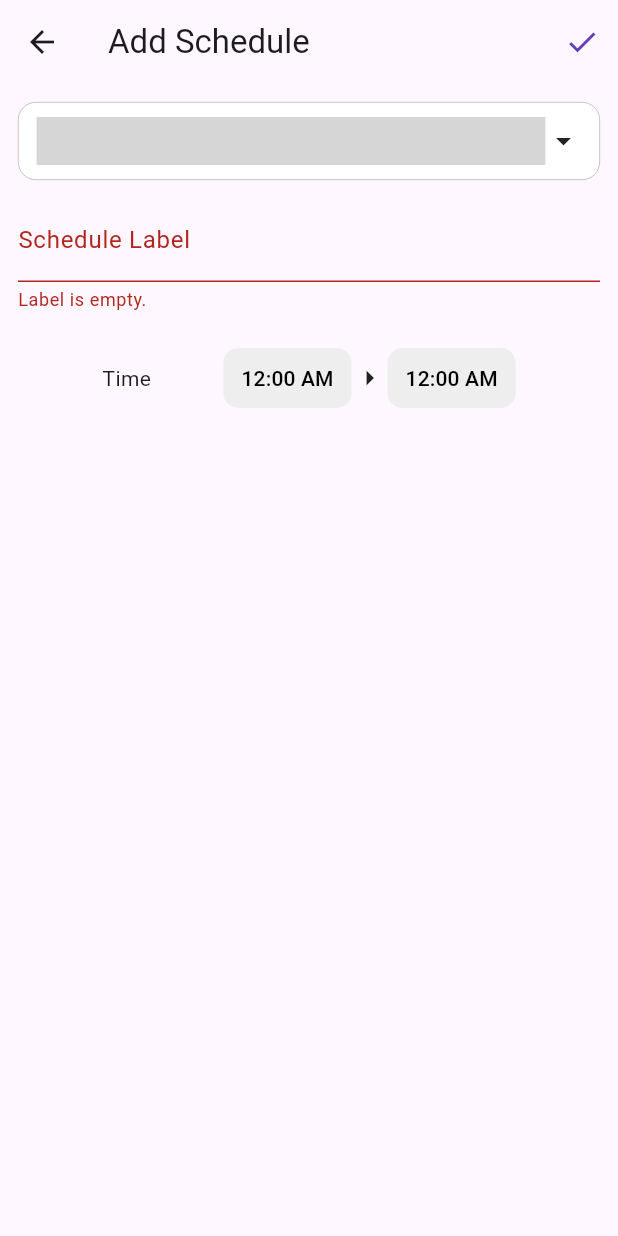
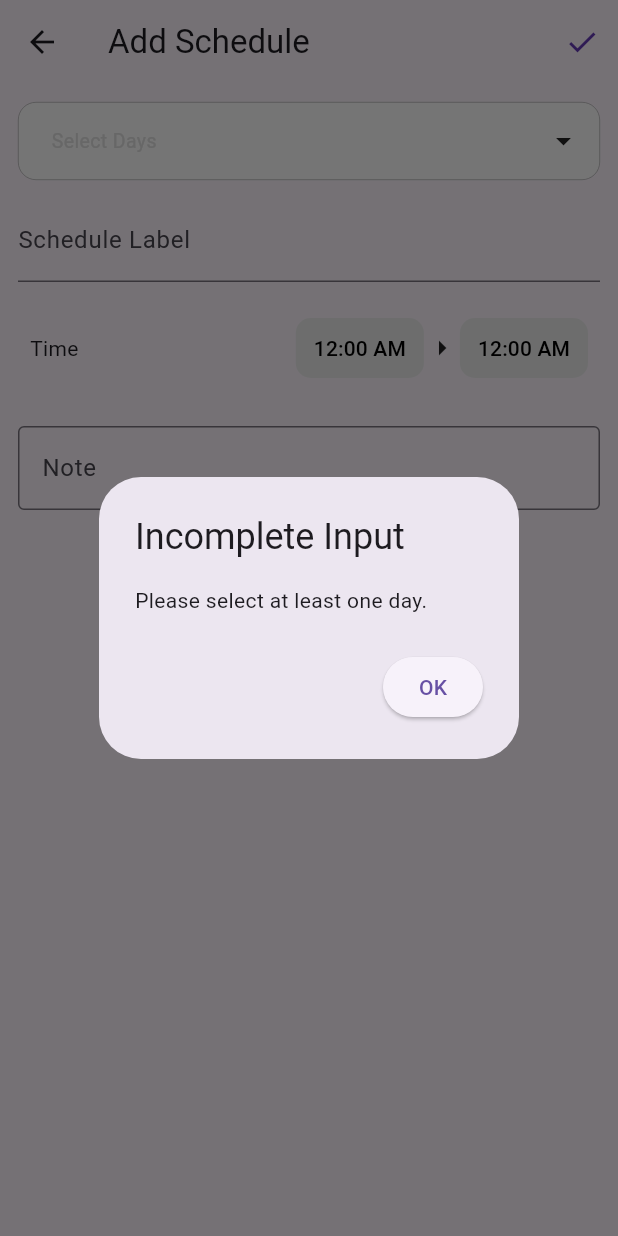
Before and after one commit to Jedddy/schedview, a Flutter app: the AddSchedulePage screen opened directly with empty values, after a tap on the "check" icon, on a phone screen of 412 x 824 dp. Run offline on Flutter 3.47's test engine with Material 3 defaults, Android fonts, the phone set to English and light mode, and no system bars; drawn by our look-alikes of multi_dropdown; our stand-ins replace hive_flutter, sqflite; accounts and stored records are empty; grey boxes are pictures that could not be loaded.

Commit message:
feat: add schedule notes

```diff
--- a/lib/models/group.dart
+++ b/lib/models/group.dart
@@ -23,18 +23,18 @@ class Group {
 void insertGroup(String name) async {
   final db = await DBHelper.getDb();
 
-  await db.rawInsert('INSERT INTO "group" (name) VALUES (?)', [name]);
+  await db.rawInsert('INSERT INTO schedule_group (name) VALUES (?)', [name]);
 }
 
 void deleteGroup(int id) async {
   final db = await DBHelper.getDb();
 
-  await db.rawDelete('DELETE FROM "group" WHERE id = ?;', [id]);
+  await db.rawDelete('DELETE FROM schedule_group WHERE id = ?;', [id]);
 }
 
 Future<List<Group>> getGroups() async {
   final db = await DBHelper.getDb();
-  final List<Map<String, dynamic>> result = await db.query("group");
+  final List<Map<String, dynamic>> result = await db.query("schedule_group");
 
   return result.map((group) {
     return Group.fromJson(group);
--- a/lib/models/schedule.dart
+++ b/lib/models/schedule.dart
@@ -7,6 +7,7 @@ class Schedule {
   final String day;
   final String timeStart;
   final String timeEnd;
+  final String note;
 
   Schedule({
     required this.id,
@@ -15,6 +16,7 @@ class Schedule {
     required this.day,
     required this.timeStart,
     required this.timeEnd,
+    required this.note,
   });
 
   factory Schedule.fromJson(Map<String, dynamic> json) {
@@ -25,6 +27,7 @@ class Schedule {
       day: json["day"],
       timeStart: json["time_start"],
       timeEnd: json["time_end"],
+      note: json["note"],
     );
   }
 
@@ -40,8 +43,15 @@ class Schedule {
   }
 
   @override
-  String toString() =>
-      "Schedule(id: $id, groupId: $groupId, label: $label, day: $day, time_start: $timeStart, time_end: $timeEnd)";
+  String toString() => """Schedule(
+        id: $id,
+        groupId: $groupId,
+        label: $label,
+        day: $day,
+        time_start: $timeStart,
+        time_end: $timeEnd,
+        note: $note,
+      )""";
 }
 
 void insertSchedule(
@@ -50,17 +60,28 @@ void insertSchedule(
   String day,
   String timeStart,
   String timeEnd,
+  String note,
 ) async {
   final db = await DBHelper.getDb();
 
   await db.rawInsert(
-    'INSERT INTO "schedule" (group_id, label, day, time_start, time_end) VALUES (?, ?, ?, ?, ?)',
+    """
+      INSERT INTO schedule (
+        group_id,
+        label,
+        day,
+        time_start,
+        time_end,
+        note
+      ) VALUES (?, ?, ?, ?, ?, ?);
+    """,
     [
       groupId,
       label,
       day,
       timeStart,
       timeEnd,
+      note,
     ],
   );
 }
@@ -74,12 +95,8 @@ void deleteSchedule(int id) async {
 Future<Map<String, List<Schedule>>> getSchedules(int groupId) async {
   final db = await DBHelper.getDb();
 
-  final List<Map<String, dynamic>> result = await db.query(
-    "schedule",
-    where: "group_id = ?",
-    orderBy: "time_start",
-    whereArgs: [groupId],
-  );
+  final List<Map<String, dynamic>> result =
+      await db.rawQuery("SELECT * FROM schedule;");
 
   Map<String, List<Schedule>> groups = {
     "M": [],
--- a/lib/screens/add_schedule.dart
+++ b/lib/screens/add_schedule.dart
@@ -23,7 +23,8 @@ class _AddSchedulePage extends State<AddSchedulePage> {
     "Saturday": "S",
     "Sunday": "SU",
   };
-  final TextEditingController _controller = TextEditingController();
+  final TextEditingController _controllerLabel = TextEditingController();
+  final TextEditingController _controllerNote = TextEditingController();
   final _formKey = GlobalKey<FormState>();
 
   _selectTime(BuildContext context, String time) async {
@@ -53,7 +54,8 @@ class _AddSchedulePage extends State<AddSchedulePage> {
 
   @override
   dispose() {
-    _controller.dispose();
+    _controllerLabel.dispose();
+    _controllerNote.dispose();
     super.dispose();
   }
 
@@ -62,8 +64,6 @@ class _AddSchedulePage extends State<AddSchedulePage> {
     final options = _days.entries.map((e) {
       return ValueItem(label: e.key, value: e.value);
     }).toList();
-
-    _selectedDays = [options[0]];
 
     return Scaffold(
       appBar: AppBar(
@@ -93,10 +93,11 @@ class _AddSchedulePage extends State<AddSchedulePage> {
                 final data = _selectedDays.map((day) {
                   return {
                     "groupId": widget.groupId,
-                    "label": _controller.text,
+                    "label": _controllerLabel.text,
                     "day": day.value as String,
                     "timeStart": _formatMilitary(_selectedTimeStart),
                     "timeEnd": _formatMilitary(_selectedTimeEnd),
+                    "note": _controllerNote.text,
                   };
                 });
 
@@ -110,7 +111,9 @@ class _AddSchedulePage extends State<AddSchedulePage> {
           ),
         ],
       ),
-      body: Column(
+      body: SingleChildScrollView(
+        padding: const EdgeInsets.only(bottom: 12.0),
+        child: Column(
           children: <Widget>[
             Padding(
               padding: const EdgeInsets.all(12.0),
@@ -123,7 +126,6 @@ class _AddSchedulePage extends State<AddSchedulePage> {
                   });
                 },
                 options: options,
-              selectedOptions: [options[0]],
                 selectedOptionIcon: const Icon(Icons.check_circle),
               ),
             ),
@@ -141,18 +143,13 @@ class _AddSchedulePage extends State<AddSchedulePage> {
                     }
                     return null;
                   },
-                controller: _controller,
+                  controller: _controllerLabel,
                 ),
               ),
             ),
             const SizedBox(
               height: 20,
             ),
-          Column(
-            mainAxisAlignment: MainAxisAlignment.spaceAround,
-            children: <Widget>[
-              Column(
-                children: [
             Padding(
               padding: const EdgeInsets.only(
                 left: 20,
@@ -160,7 +157,7 @@ class _AddSchedulePage extends State<AddSchedulePage> {
                 bottom: 20,
               ),
               child: Row(
-                      mainAxisAlignment: MainAxisAlignment.spaceEvenly,
+                mainAxisAlignment: MainAxisAlignment.spaceBetween,
                 children: [
                   const Text("Time"),
                   Row(
@@ -169,12 +166,11 @@ class _AddSchedulePage extends State<AddSchedulePage> {
                         onPressed: () async =>
                             await _selectTime(context, "start"),
                         style: ButtonStyle(
-                                backgroundColor:
-                                    MaterialStateProperty.all<Color>(
+                          backgroundColor: MaterialStateProperty.all<Color>(
                             Colors.grey.shade200,
                           ),
-                                shape: MaterialStateProperty.all<
-                                    RoundedRectangleBorder>(
+                          shape:
+                              MaterialStateProperty.all<RoundedRectangleBorder>(
                             RoundedRectangleBorder(
                               borderRadius: BorderRadius.circular(10.0),
                             ),
@@ -190,12 +186,11 @@ class _AddSchedulePage extends State<AddSchedulePage> {
                         onPressed: () async =>
                             await _selectTime(context, "end"),
                         style: ButtonStyle(
-                                backgroundColor:
-                                    MaterialStateProperty.all<Color>(
+                          backgroundColor: MaterialStateProperty.all<Color>(
                             Colors.grey.shade200,
                           ),
-                                shape: MaterialStateProperty.all<
-                                    RoundedRectangleBorder>(
+                          shape:
+                              MaterialStateProperty.all<RoundedRectangleBorder>(
                             RoundedRectangleBorder(
                               borderRadius: BorderRadius.circular(10.0),
                             ),
@@ -211,11 +206,28 @@ class _AddSchedulePage extends State<AddSchedulePage> {
                 ],
               ),
             ),
+            Padding(
+              padding: const EdgeInsets.only(top: 8.0, left: 12.0, right: 12.0),
+              child: Container(
+                constraints: const BoxConstraints(
+                  maxHeight: 390,
+                ),
+                child: TextField(
+                  decoration: InputDecoration(
+                    border: const OutlineInputBorder(),
+                    hintText: "Type something",
+                    hintStyle: TextStyle(
+                      color: Colors.grey.withOpacity(0.5),
+                    ),
+                    label: const Text("Note"),
+                  ),
+                  maxLines: null,
+                  controller: _controllerNote,
+                ),
+              ),
+            ),
           ],
-              )
-            ],
-          )
-        ],
+        ),
       ),
     );
   }
--- a/lib/screens/schedule.dart
+++ b/lib/screens/schedule.dart
@@ -84,6 +84,7 @@ class _SchedulePage extends State<SchedulePage> {
                 result["day"],
                 result["timeStart"],
                 result["timeEnd"],
+                result["note"],
               );
             }
 
@@ -124,7 +125,7 @@ class _ScheduleTable extends State<ScheduleTable> {
         DataColumn(label: Text("Label")),
       ],
       rows: widget.schedule.map((e) {
-        bool setting = box.get("use24hr");
+        bool setting = box.get("use24hr", defaultValue: false);
         String timeStart =
             setting ? e.timeStart : _formatLocalized(context, e.timeStart);
         String timeEnd =
```
Also changed, not shown: lib/database.dart (+7 -3 lines). Lines whose indentation alone changed are shown as unchanged.
